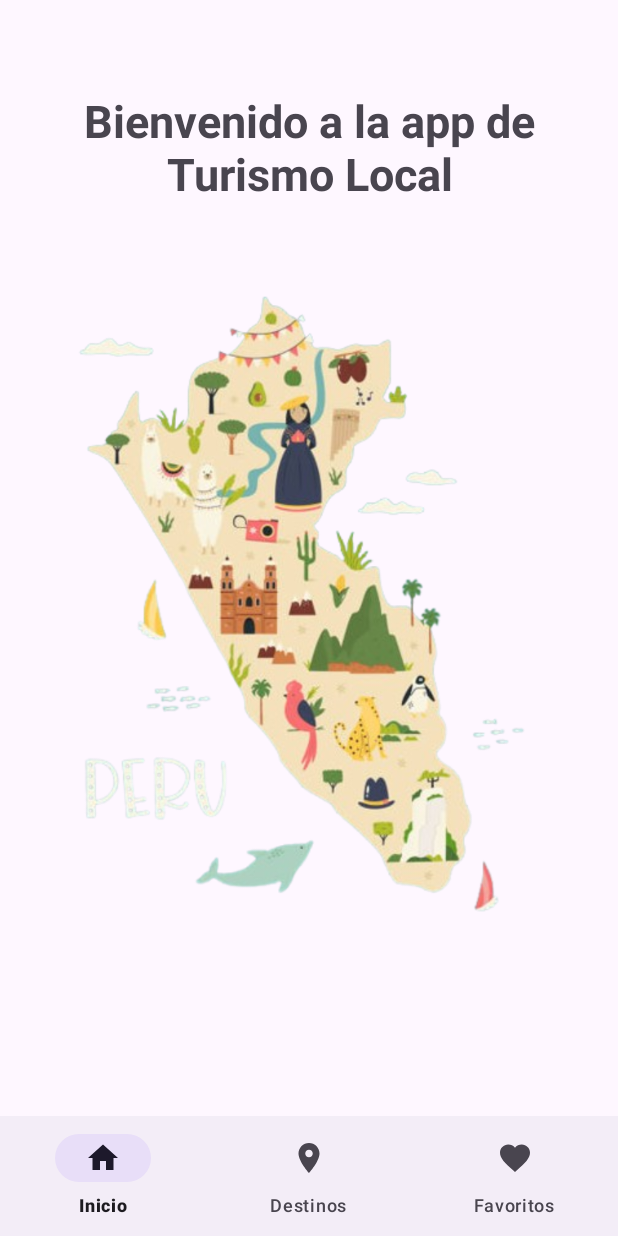
After one commit to Over12/App-Turismo-Local, an Android app: the ContainerActivity screen opened directly, with no data from a screen before it, on a phone screen of 412 x 824 dp. The commit adds this screen. Run offline under Robolectric (Android 15) with nearby library versions, the phone set to English and light mode, and no system bars.

Commit message:
add ContainerActivity and layout files for navigation structure

```diff
--- a/app/src/main/AndroidManifest.xml
+++ b/app/src/main/AndroidManifest.xml
@@ -12,9 +12,14 @@
         android:supportsRtl="true"
         android:theme="@style/Theme.TurismoLocalApp"
         tools:targetApi="31">
+        <activity
+            android:name=".view.ContainerActivity"
+            android:exported="false" />
+
         <meta-data
             android:name="com.google.android.geo.API_KEY"
             android:value="@string/google_maps_key" />
+
         <activity
             android:name=".view.MainActivity"
             android:exported="true">
--- /dev/null
+++ b/app/src/main/java/pe/turismo_local/view/ContainerActivity.java
@@ -0,0 +1,64 @@
+package pe.turismo_local.view;
+
+import android.os.Bundle;
+
+import androidx.activity.EdgeToEdge;
+import androidx.appcompat.app.AppCompatActivity;
+import androidx.core.graphics.Insets;
+import androidx.core.view.ViewCompat;
+import androidx.core.view.WindowInsetsCompat;
+import androidx.fragment.app.Fragment;
+
+import pe.turismo_local.R;
+import pe.turismo_local.databinding.ActivityContainerBinding;
+import pe.turismo_local.view.fragments.FavoritesFragment;
+import pe.turismo_local.view.fragments.HomeFragment;
+import pe.turismo_local.view.fragments.LocationFragment;
+
+public class ContainerActivity extends AppCompatActivity {
+    private ActivityContainerBinding binding;
+
+    @Override
+    protected void onCreate(Bundle savedInstanceState) {
+        super.onCreate(savedInstanceState);
+        EdgeToEdge.enable(this);
+
+        binding = ActivityContainerBinding.inflate(getLayoutInflater());
+        setContentView(binding.getRoot());
+
+        getSupportFragmentManager().beginTransaction()
+                .replace(R.id.fragment_container, new HomeFragment())
+                .commit();
+
+        ViewCompat.setOnApplyWindowInsetsListener(findViewById(R.id.main), (v, insets) -> {
+            Insets systemBars = insets.getInsets(WindowInsetsCompat.Type.systemBars());
+            v.setPadding(systemBars.left, systemBars.top, systemBars.right, 0);
+            return insets;
+        });
+
+        binding.bottomNav.setOnItemSelectedListener(item -> {
+            Fragment selectedFragment = null;
+            int id = item.getItemId();
+
+            if (id == R.id.nav_home) {
+                selectedFragment = new HomeFragment();
+            }
+
+            if (id == R.id.nav_locations) {
+                selectedFragment = new LocationFragment();
+            }
+
+            if (id == R.id.nav_favorites) {
+                selectedFragment = new FavoritesFragment();
+            }
+
+            if (selectedFragment != null) {
+                getSupportFragmentManager().beginTransaction()
+                        .replace(R.id.fragment_container, selectedFragment)
+                        .commit();
+            }
+
+            return true;
+        });
+    }
+}
--- a/app/src/main/java/pe/turismo_local/view/fragments/HomeFragment.java
+++ b/app/src/main/java/pe/turismo_local/view/fragments/HomeFragment.java
@@ -2,6 +2,7 @@ package pe.turismo_local.view.fragments;
 
 import android.os.Bundle;
 
+import androidx.annotation.NonNull;
 import androidx.fragment.app.Fragment;
 
 import android.view.LayoutInflater;
@@ -15,7 +16,7 @@ public class HomeFragment extends Fragment {
     private FragmentHomeBinding binding;
 
     @Override
-    public View onCreateView(LayoutInflater inflater, ViewGroup container, Bundle savedInstanceState) {
+    public View onCreateView(@NonNull LayoutInflater inflater, ViewGroup container, Bundle savedInstanceState) {
         binding = FragmentHomeBinding.inflate(inflater, container, false);
         return binding.getRoot();
     }
--- /dev/null
+++ b/app/src/main/res/layout/activity_container.xml
@@ -0,0 +1,23 @@
+<?xml version="1.0" encoding="utf-8"?>
+<LinearLayout xmlns:android="http://schemas.android.com/apk/res/android"
+    xmlns:app="http://schemas.android.com/apk/res-auto"
+    xmlns:tools="http://schemas.android.com/tools"
+    android:id="@+id/main"
+    android:layout_width="match_parent"
+    android:layout_height="match_parent"
+    android:orientation="vertical"
+    tools:context=".view.ContainerActivity">
+
+    <FrameLayout
+        android:id="@+id/fragment_container"
+        android:layout_width="match_parent"
+        android:layout_height="0dp"
+        android:layout_weight="1" />
+
+    <com.google.android.material.bottomnavigation.BottomNavigationView
+        android:id="@+id/bottom_nav"
+        android:layout_width="match_parent"
+        android:layout_height="wrap_content"
+        app:menu="@menu/menu_nav"/>
+
+</LinearLayout>
```
Also changed, not shown: app/src/main/java/pe/turismo_local/view/MainActivity.java (+12 -36 lines), app/src/main/res/layout/activity_main.xml (+19 -9 lines).
